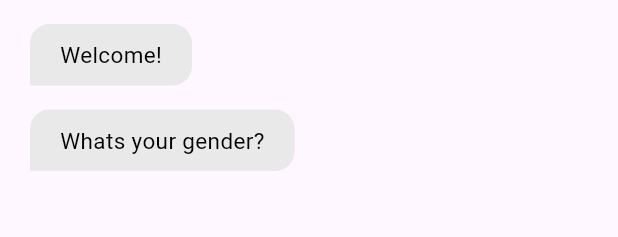
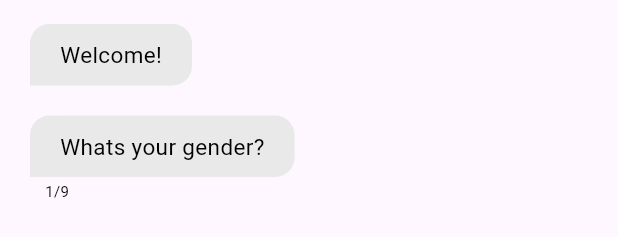
Before and after one commit to Kwabena-A/MyCarbon-App, a Flutter app: the ConversationWidget widget shown alone on an empty page, opened directly, on a phone screen of 412 x 824 dp. Shown: the part 153-390 px from the top of the screen. Run offline on Flutter 3.47's test engine with Material 3 defaults, Android fonts, the phone set to English and light mode, and no system bars; our stand-ins replace flutter_svg, google_fonts; Roboto replaces fonts that are missing (ABeeZee).

Commit message:
Added question numbers

```diff
--- a/lib/Widgets/conversation_widget.dart
+++ b/lib/Widgets/conversation_widget.dart
@@ -1,5 +1,4 @@
 import 'package:carbon_footprint/Widgets/speech_widget.dart';
-import 'package:carbon_footprint/Widgets/user_Input_widget.dart';
 import 'package:flutter/material.dart';
 
 import '../data/values.dart';
@@ -8,8 +7,9 @@ class SpeechInfo {
   final SpeechSide side;
   final String text;
   static int totalQuestion = questionList.length;
+  final int? questionIndex;
 
-  SpeechInfo(this.side, this.text);
+  SpeechInfo({required this.side, required this.text, this.questionIndex});
 }
 
 class ConversationWidget extends StatefulWidget {
@@ -43,6 +43,7 @@ class _ConversationWidgetState extends State<ConversationWidget> {
                     child: SpeechWidget(
                       side: value.elementAt(index).side,
                       text: value.elementAt(index).text,
+                      questionIndex: value.elementAt(index).questionIndex,
                     ),
                   );
                 }),
--- a/lib/Widgets/speech_widget.dart
+++ b/lib/Widgets/speech_widget.dart
@@ -1,4 +1,5 @@
 import 'package:carbon_footprint/data/constants.dart';
+import 'package:carbon_footprint/data/values.dart';
 import 'package:flutter/material.dart';
 import 'package:google_fonts/google_fonts.dart';
 
@@ -7,12 +8,23 @@ enum SpeechSide { bot, user }
 class SpeechWidget extends StatelessWidget {
   final SpeechSide side;
   final String text;
+  final int? questionIndex;
 
-  const SpeechWidget({super.key, required this.side, required this.text});
+  const SpeechWidget({
+    super.key,
+    required this.side,
+    required this.text,
+    this.questionIndex,
+  });
 
   @override
   Widget build(BuildContext context) {
-    return Container(
+    return Column(
+      crossAxisAlignment: (side == SpeechSide.bot)
+          ? CrossAxisAlignment.start
+          : CrossAxisAlignment.end,
+      children: [
+        Container(
           decoration: BoxDecoration(
             color: (side == SpeechSide.user)
                 ? KConstants.KMainColor
@@ -39,6 +51,24 @@ class SpeechWidget extends StatelessWidget {
               color: (side == SpeechSide.user) ? Colors.white : Colors.black,
             ),
           ),
+        ),
+
+        // Question Counter
+        Container(
+          padding: EdgeInsets.symmetric(horizontal: 10, vertical: 2),
+          alignment: Alignment.topLeft,
+          child: (questionIndex != null)
+              ? Text(
+                  "${questionIndex! + 1}/${questionList.length}",
+                  style: GoogleFonts.getFont(
+                    "ABeeZee",
+                    fontSize: 10,
+                    color: Colors.black,
+                  ),
+                )
+              : Container(),
+        ),
+      ],
     );
   }
 }
--- a/lib/data/icons.dart
+++ b/lib/data/icons.dart
@@ -36,9 +36,9 @@ class KIcons {
 </svg>
 """;
 
-  static const String confirm =
+  static const String send =
       """<svg xmlns="http://www.w3.org/2000/svg" fill="none" viewBox="0 0 24 24" stroke-width="1.5" stroke="currentColor" class="size-6">
-  <path stroke-linecap="round" stroke-linejoin="round" d="M9 12.75 11.25 15 15 9.75M21 12a9 9 0 1 1-18 0 9 9 0 0 1 18 0Z" />
+  <path stroke-linecap="round" stroke-linejoin="round" d="M6 12 3.269 3.125A59.769 59.769 0 0 1 21.485 12 59.768 59.768 0 0 1 3.27 20.875L5.999 12Zm0 0h7.5" />
 </svg>
 """;
 
--- a/lib/data/values.dart
+++ b/lib/data/values.dart
@@ -9,7 +9,7 @@ ValueNotifier currentPage = ValueNotifier(0);
 ValueNotifier isScrolled = ValueNotifier(false);
 
 ValueNotifier<List<SpeechInfo>> conversation = ValueNotifier([
-  SpeechInfo(SpeechSide.bot, "Welcome!"),
+  SpeechInfo(side: SpeechSide.bot, text: "Welcome!"),
 ]);
 
 ValueNotifier<int> currentQuestion = ValueNotifier(0);
```
Also changed, not shown: lib/Pages/chat_page.dart (+8 -2 lines), lib/Widgets/user_Input_widget.dart (+10 -11 lines). Lines whose indentation alone changed are shown as unchanged.
